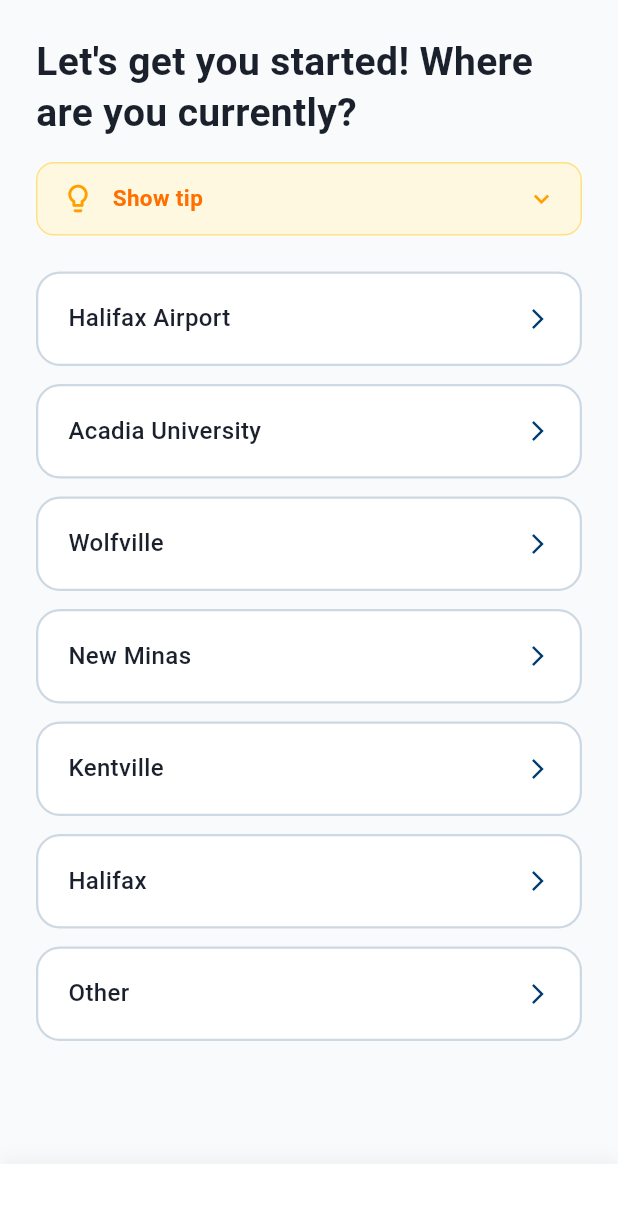
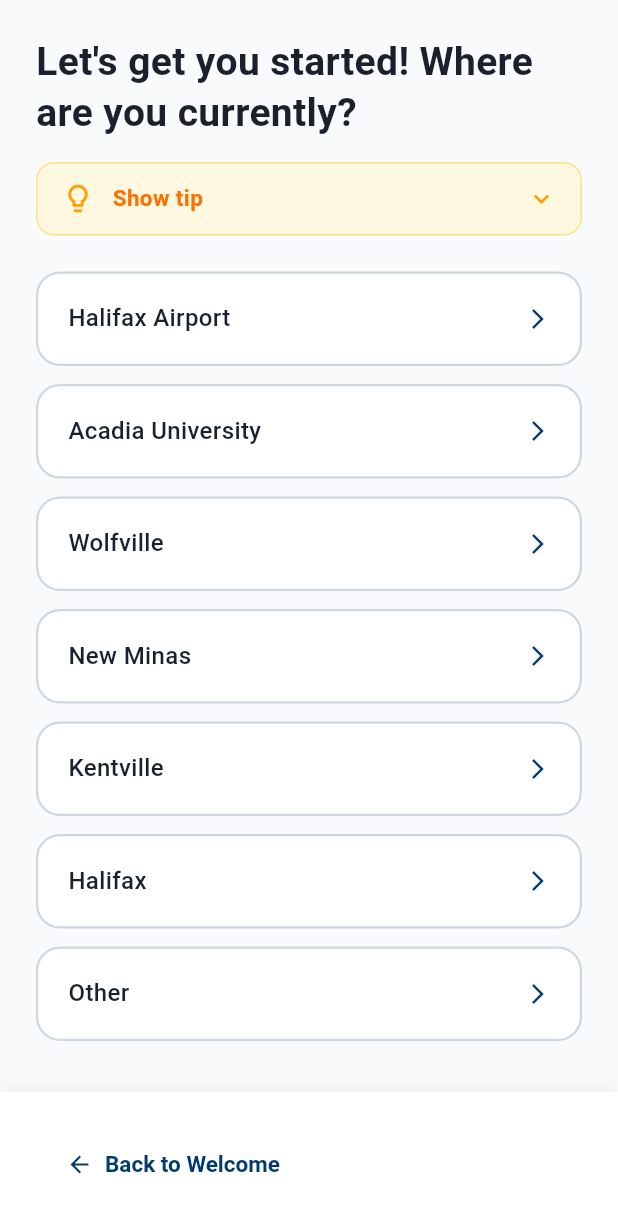
Before and after one commit to melita-pereira/axeguide, a Flutter app: the WalkthroughScreen screen opened directly, on a phone screen of 412 x 824 dp. Shown: the top 1213 px of the screen. Run offline on Flutter 3.47's test engine with Material 3 defaults, Android fonts, the phone set to English and light mode, and no system bars; our stand-ins replace flutter_dotenv, hive, hive_flutter, supabase_flutter; accounts and stored records are empty.

Commit message:
Add back to welcome button on walkthrough starting screens

```diff
--- a/lib/screens/walkthrough/walkthrough_screen.dart
+++ b/lib/screens/walkthrough/walkthrough_screen.dart
@@ -1,6 +1,7 @@
 import 'package:axeguide/walkthrough/action_handlers.dart';
 import 'package:flutter/material.dart';
 import 'package:axeguide/walkthrough/walkthrough_manager.dart';
+import 'package:axeguide/screens/welcome_screen.dart';
 
 class WalkthroughScreen extends StatefulWidget {
   const WalkthroughScreen({super.key});
@@ -45,6 +46,18 @@ class _WalkthroughScreenState extends State<WalkthroughScreen> {
     await manager.loadAll();
     // Force rebuild after history is loaded
     setState(() {});
+  }
+
+  bool get _isStartingScreen {
+    final stepId = step?['id'];
+    return stepId == 'welcome' || stepId == 'start_location';
+  }
+
+  void _goBackToWelcome() {
+    Navigator.pushReplacement(
+      context,
+      MaterialPageRoute(builder: (_) => const WelcomeScreen()),
+    );
   }
 
   @override
@@ -521,6 +534,25 @@ class _WalkthroughScreenState extends State<WalkthroughScreen> {
                     vertical: 12,
                   ),
                 ),
+              )
+            else if (_isStartingScreen)
+              TextButton.icon(
+                onPressed: _goBackToWelcome,
+                icon: const Icon(Icons.arrow_back, size: 18),
+                label: const Text(
+                  "Back to Welcome",
+                  style: TextStyle(
+                    fontSize: 15,
+                    fontWeight: FontWeight.w600,
+                  ),
+                ),
+                style: TextButton.styleFrom(
+                  foregroundColor: const Color(0xFF013A6E),
+                  padding: const EdgeInsets.symmetric(
+                    horizontal: 20,
+                    vertical: 12,
+                  ),
+                ),
               ),
             const Spacer(),
             if (type == "info")
```
